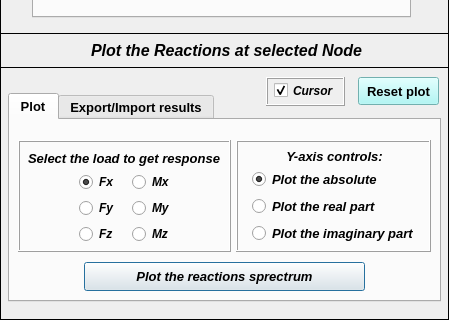
Before: the Qt Designer form pulse/uix/user_input/ui/plotReactionsInput.ui in open-pulse/OpenPulse, drawn with Qt 5; both pictures show x 0 to 449 and y 297 to 617 of the 449 by 617 pixel window.
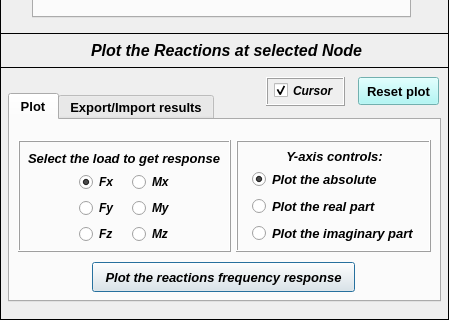
After: the same form once the commit is applied. Icons and pictures are not drawn.

```diff
--- a/pulse/uix/user_input/ui/plotReactionsInput.ui
+++ b/pulse/uix/user_input/ui/plotReactionsInput.ui
@@ -160,10 +160,10 @@
       <widget class="QPushButton" name="pushButton">
        <property name="geometry">
         <rect>
-         <x>74</x>
+         <x>82</x>
          <y>142</y>
-         <width>281</width>
-         <height>29</height>
+         <width>263</width>
+         <height>30</height>
         </rect>
        </property>
        <property name="font">
@@ -176,7 +176,7 @@
         </font>
        </property>
        <property name="text">
-        <string>Plot the reactions sprectrum</string>
+        <string>Plot the reactions frequency response</string>
        </property>
       </widget>
       <widget class="QFrame" name="frame_4">
```
Left out of the diff: 2 changed lines with no effect on the pictures.
